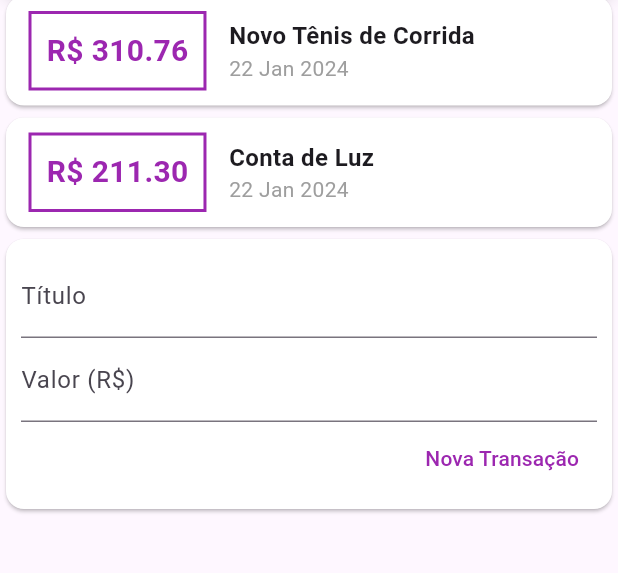
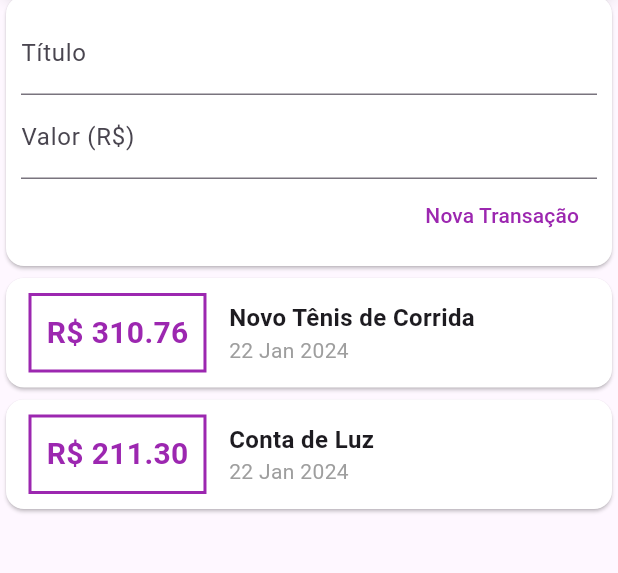
Before and after one commit to netsoncavina/flutter_expenses, a Flutter app: the screen it shows after launch, on a phone screen of 412 x 824 dp, the part 136-709 px from its top. Run offline on Flutter 3.47's test engine with Material 3 defaults, Android fonts, the phone set to English and light mode, and no system bars.

Commit message:
Mudança para ListView.Builder

```diff
--- a/lib/components/transaction_list.dart
+++ b/lib/components/transaction_list.dart
@@ -9,8 +9,12 @@ class TransactionList extends StatelessWidget {
 
   @override
   Widget build(BuildContext context) {
-    return Column(
-      children: transactions.map((transaction) {
+    return Container(
+      height: 300,
+      child: ListView.builder(
+          itemCount: transactions.length,
+          itemBuilder: (ctx, index) {
+            final transaction = transactions[index];
             return Card(
               color: Colors.white,
               elevation: 1,
@@ -59,7 +63,7 @@ class TransactionList extends StatelessWidget {
                 ],
               ),
             );
-      }).toList(),
+          }),
     );
   }
 }
--- a/lib/components/transaction_user.dart
+++ b/lib/components/transaction_user.dart
@@ -28,10 +28,10 @@ class _TransactionUserState extends State<TransactionUser> {
   Widget build(BuildContext context) {
     return Column(
       children: [
-        TransactionList(transactions: _transactions),
         TransactionForm(
           onSubmit: _addTransaction,
-        )
+        ),
+        TransactionList(transactions: _transactions),
       ],
     );
   }
--- a/lib/main.dart
+++ b/lib/main.dart
@@ -24,8 +24,7 @@ class MyHomePage extends StatelessWidget {
           title: const Text('Despesas Pessoais'),
           backgroundColor: Colors.blue[300],
         ),
-        body: const SingleChildScrollView(
-          child: Column(
+        body: const Column(
           crossAxisAlignment: CrossAxisAlignment.stretch,
           children: [
             Card(
@@ -34,7 +33,6 @@ class MyHomePage extends StatelessWidget {
             ),
             TransactionUser()
           ],
-          ),
         ));
   }
 }
```
Lines whose indentation alone changed are shown as unchanged.
